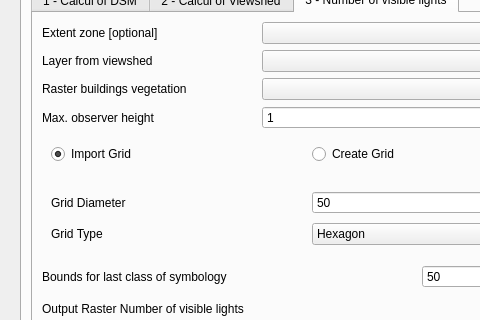
Qt form Interface_dialog_base.ui (MathieuChailloux/LightPollutionToolbox) before a commit; both pictures show x 0 to 480 and y 97 to 417 of the 856 by 631 pixel window.
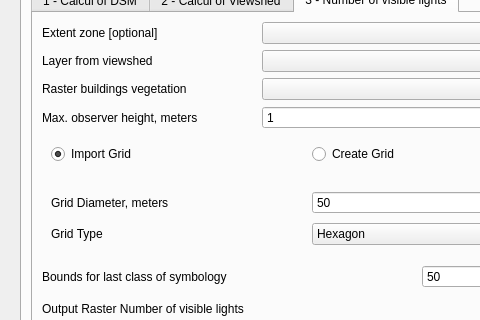
The same form after that commit. The open tabs and pages were chosen to show the change. Icons and pictures are not drawn. Custom widgets are drawn as their Qt base class.

The edit to the form file:
```diff
--- a/Interface_dialog_base.ui
+++ b/Interface_dialog_base.ui
@@ -1351,7 +1351,7 @@
               <item row="3" column="0">
                <widget class="QLabel" name="label_25">
                 <property name="text">
-                 <string>Max. observer height</string>
+                 <string>Max. observer height, meters</string>
                 </property>
                </widget>
               </item>
@@ -1465,7 +1465,7 @@
                   <item row="0" column="0">
                    <widget class="QLabel" name="labelDiameterGrid_2">
                     <property name="text">
-                     <string>Grid Diameter</string>
+                     <string>Grid Diameter, meters</string>
                     </property>
                    </widget>
                   </item>
```
Left out of the diff: 6 changed lines with no effect on the pictures.
